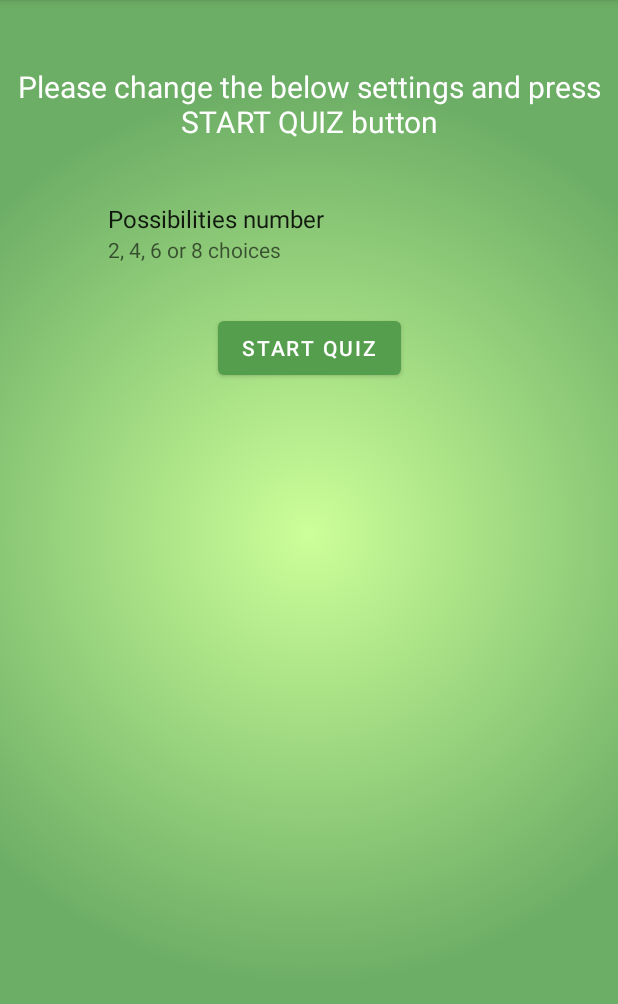
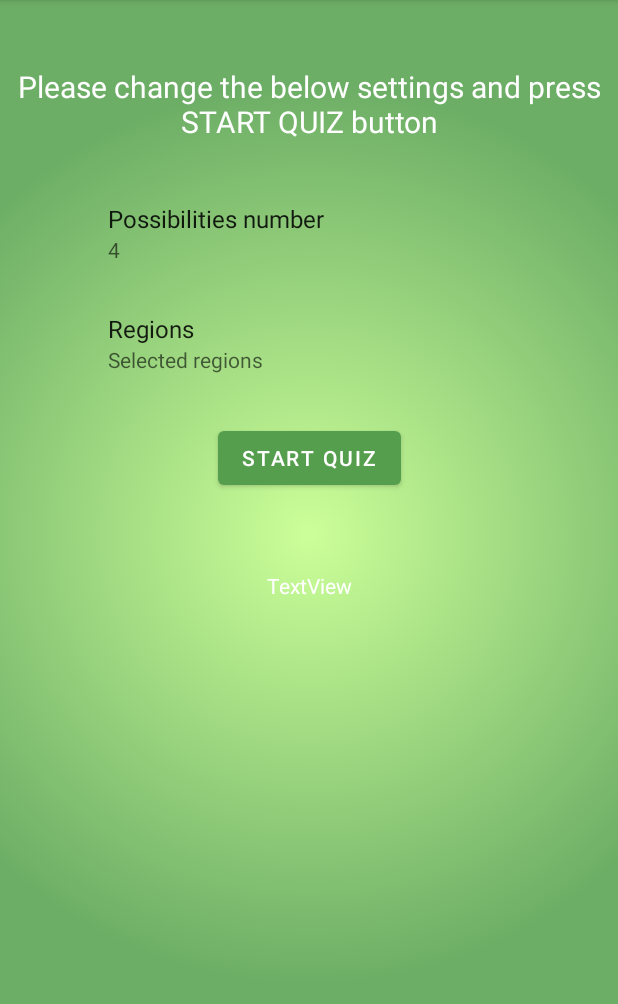
Before and after one commit to ElinkAP/Quiz-Flag, an Android app: the screen it shows after launch (MainActivity), on a phone screen of 412 x 824 dp, the part 84-1088 px from its top. Run offline under Robolectric (Android 15) with nearby library versions, the phone set to English and light mode, and no system bars; our stand-ins replace androidx.preference.

Commit message:
Fix the no region selected error

```diff
--- a/app/src/main/java/com/ewelion85/flagsquiz/MainActivity.java
+++ b/app/src/main/java/com/ewelion85/flagsquiz/MainActivity.java
@@ -2,20 +2,35 @@ package com.ewelion85.flagsquiz;
 
 
 import android.content.Intent;
+import android.content.SharedPreferences;
 import android.os.Build;
 import android.os.Bundle;
+import android.util.Log;
 import android.view.Menu;
 import android.view.MenuItem;
 import android.view.View;
 import android.widget.Button;
+import android.widget.TextView;
+import android.widget.Toast;
 
 import androidx.appcompat.app.AppCompatActivity;
+import androidx.preference.PreferenceManager;
+
+import java.util.Set;
 
 
 public class MainActivity extends AppCompatActivity {
 
+    private static final String TAG = "MainActivity";
     Button startButton;
     protected static int currentApiVersion = android.os.Build.VERSION.SDK_INT;
+    TextView currentRegion;
+    TextView currentNumberOfChoices;
+    SharedPreferences mSharedPreferences;
+    protected static Set<String> regions;
+    String numberOfChoices;
+
+
 
     @Override
     protected void onCreate(Bundle savedInstanceState) {
@@ -25,14 +40,10 @@ public class MainActivity extends AppCompatActivity {
         setContentView(R.layout.activity_main);
 
         startButton = findViewById(R.id.start_button);
+        currentRegion = findViewById(R.id.currentRegion);
+        currentNumberOfChoices = findViewById(R.id.currentNumberOfChoices);
 
-        startButton.setOnClickListener(new View.OnClickListener() {
-            @Override
-            public void onClick(View v) {
-                Intent settingsActivityIntent = new Intent(MainActivity.this, QuizActivity.class);
-                startActivity(settingsActivityIntent);
-            }
-        });
+
 
         currentApiVersion = android.os.Build.VERSION.SDK_INT;
         final int flags = View.SYSTEM_UI_FLAG_LAYOUT_STABLE |
@@ -43,7 +54,39 @@ public class MainActivity extends AppCompatActivity {
             getWindow().getDecorView().setSystemUiVisibility(flags);
         }
 
+
+
+
+        mSharedPreferences = PreferenceManager.getDefaultSharedPreferences(this);
+
+        regions = mSharedPreferences.getStringSet("pref_regionsToInclude", null);
+        if (regions != null && regions.size()>0) {
+            currentRegion.setText(regions.toString());
+        }
+
+        numberOfChoices = mSharedPreferences.getString("pref_numberOfChoices", null);
+        currentNumberOfChoices.setText(numberOfChoices);
+
+        mSharedPreferences.registerOnSharedPreferenceChangeListener(preferenceChangeListener);
+
+        startButton.setOnClickListener(new View.OnClickListener() {
+            @Override
+            public void onClick(View v) {
+                if (regions != null && regions.size()>0) {
+                    Intent settingsActivityIntent = new Intent(MainActivity.this, QuizActivity.class);
+                    startActivity(settingsActivityIntent);
+                } else {
+                    Toast.makeText(MainActivity.this, "Please choose at least one region", Toast.LENGTH_SHORT).show();
+                }
+
+
+
+            }
+        });
+
     }
+
+
 
     @Override
     public boolean onCreateOptionsMenu(Menu menu) {
@@ -69,4 +112,28 @@ public class MainActivity extends AppCompatActivity {
         homeIntent.setFlags(Intent.FLAG_ACTIVITY_CLEAR_TOP);
         startActivity(homeIntent);
     }
+
+    private SharedPreferences.OnSharedPreferenceChangeListener preferenceChangeListener = new SharedPreferences.OnSharedPreferenceChangeListener() {
+        @Override
+        public void onSharedPreferenceChanged(SharedPreferences sharedPreferences, String key) {
+            if (key.equals("pref_regionsToInclude")) {
+
+                /* Pobranie listy wybranych obszarow... */
+                regions = sharedPreferences.getStringSet("pref_regionsToInclude", null);
+                currentRegion.setText(regions.toString());
+
+            }
+
+            if (key.equals("pref_numberOfChoices")) {
+
+                /* Pobranie listy wybranych obszarow... */
+                numberOfChoices = sharedPreferences.getString("pref_numberOfChoices", null);
+                currentNumberOfChoices.setText(numberOfChoices);
+
+            }
+        }
+    };
+
+
+
 }
--- a/app/src/main/res/layout/activity_main.xml
+++ b/app/src/main/res/layout/activity_main.xml
@@ -45,6 +45,25 @@
         app:layout_constraintStart_toStartOf="parent"
         app:layout_constraintTop_toBottomOf="@id/settings_fragment" />
 
+    <TextView
+        android:id="@+id/currentNumberOfChoices"
+        android:layout_width="wrap_content"
+        android:layout_height="wrap_content"
+        android:layout_marginTop="16dp"
+        android:text="TextView"
+        app:layout_constraintEnd_toEndOf="parent"
+        app:layout_constraintStart_toStartOf="parent"
+        app:layout_constraintTop_toBottomOf="@+id/start_button" />
+
+    <TextView
+        android:id="@+id/currentRegion"
+        android:layout_width="wrap_content"
+        android:layout_height="wrap_content"
+        android:layout_marginTop="16dp"
+        android:text="TextView"
+        app:layout_constraintEnd_toEndOf="parent"
+        app:layout_constraintStart_toStartOf="parent"
+        app:layout_constraintTop_toBottomOf="@+id/currentNumberOfChoices" />
 
 
 </androidx.constraintlayout.widget.ConstraintLayout>
--- a/app/src/main/res/xml/preferences.xml
+++ b/app/src/main/res/xml/preferences.xml
@@ -1,5 +1,6 @@
 <?xml version="1.0" encoding="utf-8"?>
-<PreferenceScreen xmlns:android="http://schemas.android.com/apk/res/android">
+<PreferenceScreen xmlns:android="http://schemas.android.com/apk/res/android"
+    xmlns:app="http://schemas.android.com/apk/res-auto">
 
 
     <ListPreference
@@ -8,15 +9,16 @@
         android:entryValues="@array/guesses_list"
         android:key="pref_numberOfChoices"
         android:persistent="true"
-            android:summary="@string/number_of_choices_description"
+            app:useSimpleSummaryProvider="true"
         android:title="@string/number_of_choices" />
 
     <MultiSelectListPreference
-        android:defaultValue="@array/regions_list"
-        android:entries="@array/regions_list"
-        android:entryValues="@array/regions_list_for_settings"
+
+        android:entries="@array/regions_list_for_settings"
+        android:entryValues="@array/regions_list"
         android:key="pref_regionsToInclude"
         android:persistent="true"
+
         android:summary="@string/world_regions_descriptions"
         android:title="@string/world_regions" />
 
```
Also changed, not shown: app/src/main/java/com/ewelion85/flagsquiz/QuizActivity.java (+9 -1 lines), app/src/main/java/com/ewelion85/flagsquiz/QuizActivityFragment.java (+8 -18 lines), app/src/main/java/com/ewelion85/flagsquiz/SettingActivityFragment.java (+14 -0 lines), app/src/main/java/com/ewelion85/flagsquiz/SettingsActivity.java (+16 -4 lines), app/src/main/res/layout/fragment_main.xml (+6 -6 lines).
